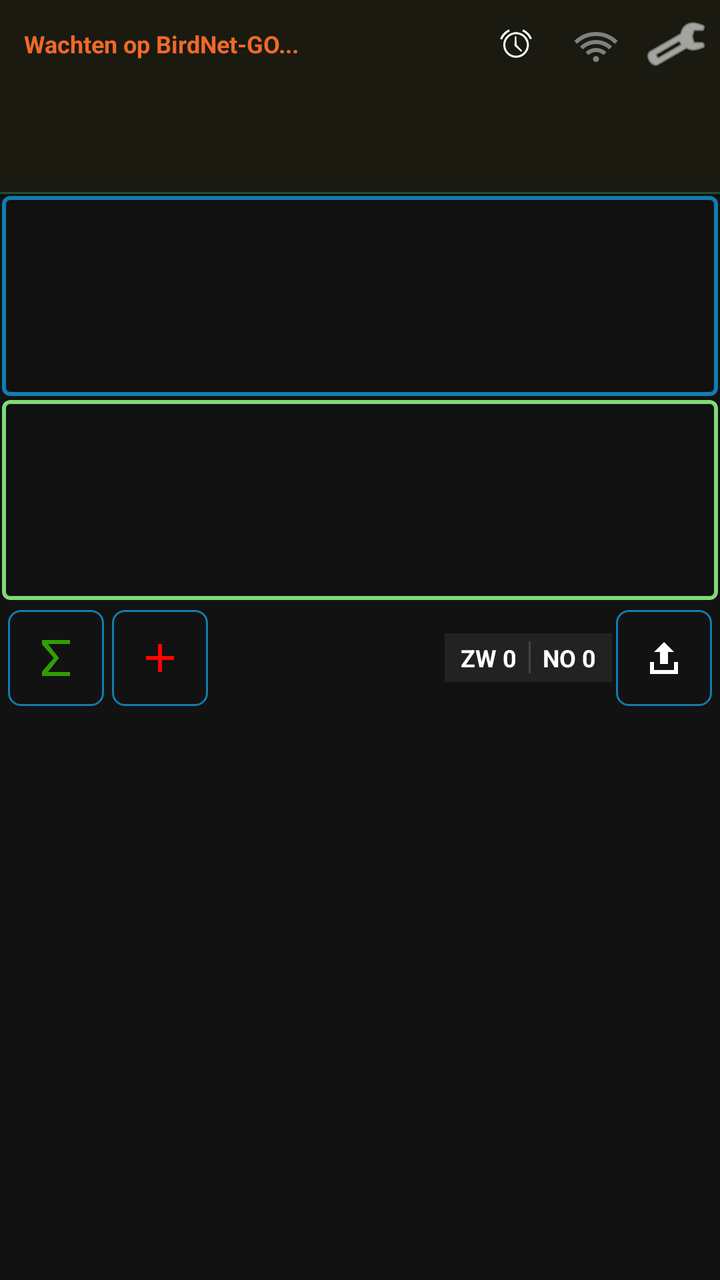
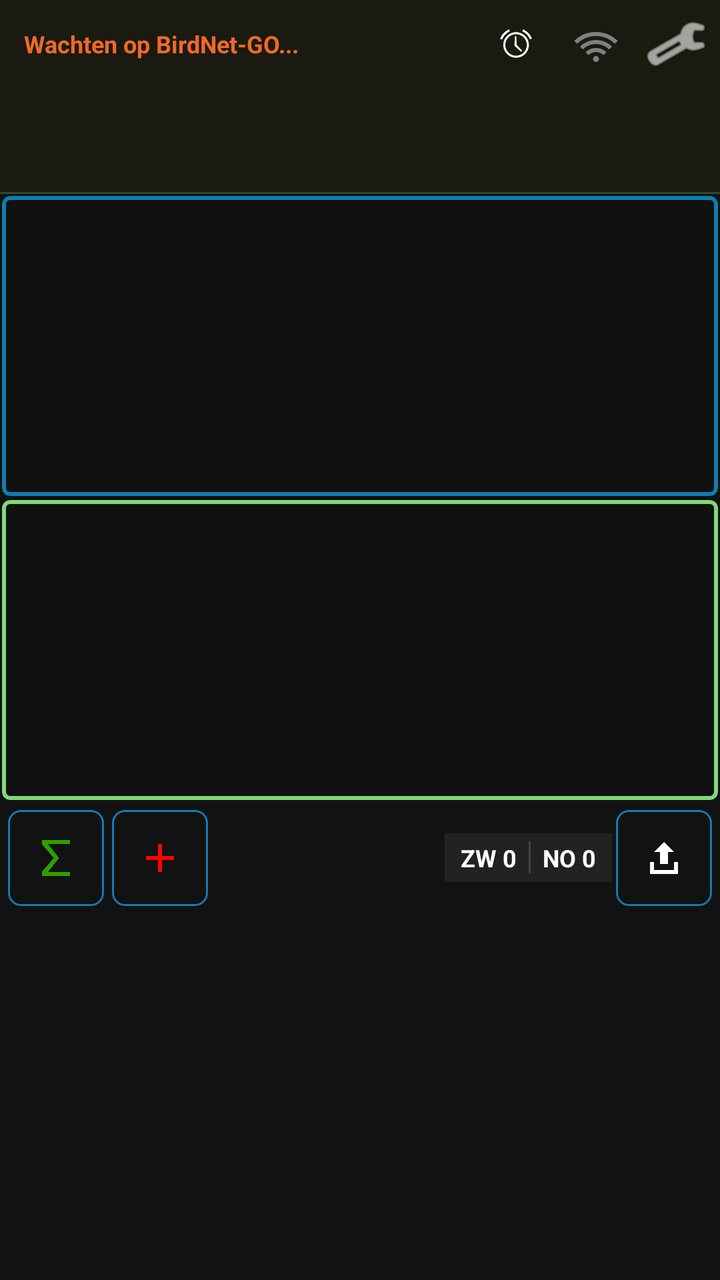

An Android layout rendered at two revisions. The XML below is the earlier revision; the diff shows what the commit changed to produce the second picture.
<!-- AndroidManifest.xml: application theme Theme.VT5.Dark -->
<!-- res/layout/scherm_telling.xml -->
<?xml version="1.0" encoding="utf-8"?>
<LinearLayout xmlns:android="http://schemas.android.com/apk/res/android"
    android:fitsSystemWindows="true"
    xmlns:app="http://schemas.android.com/apk/res-auto"
    android:id="@+id/root"
    android:layout_width="match_parent"
    android:layout_height="match_parent"
    android:background="@color/vt5_black"
    android:orientation="vertical">

    
    <LinearLayout
        android:id="@+id/birdnet_container"
        android:layout_width="match_parent"
        android:layout_height="wrap_content"
        android:background="#1A1A11"
        android:orientation="vertical"
        android:padding="4dp">

        <LinearLayout
            android:layout_width="match_parent"
            android:layout_height="wrap_content"
            android:gravity="center_vertical"
            android:orientation="horizontal">

            <TextView
                android:id="@+id/tvBirdNetPendingTicker"
                android:layout_width="0dp"
                android:layout_height="wrap_content"
                android:layout_weight="1"
                android:ellipsize="marquee"
                android:marqueeRepeatLimit="marquee_forever"
                android:paddingStart="8dp"
                android:singleLine="true"
                android:text="Wachten op BirdNet-GO..."
                android:textColor="@color/vt5_orange"
                android:textSize="12sp"
                android:textStyle="bold" />

            <ImageButton
                android:id="@+id/btnToggleAlarm"
                android:layout_width="36dp"
                android:layout_height="36dp"
                android:background="?attr/selectableItemBackgroundBorderless"
                android:src="@android:drawable/ic_lock_idle_alarm"
                app:tint="@android:color/white" />

            <ImageButton
                android:id="@+id/btnMasterClientConnection"
                android:layout_width="36dp"
                android:layout_height="36dp"
                android:layout_marginStart="4dp"
                android:background="?attr/selectableItemBackgroundBorderless"
                android:src="@drawable/ic_mc_wifi"
                app:tint="#808080" />

            <ImageButton
                android:id="@+id/btnShowMasterQr"
                android:layout_width="36dp"
                android:layout_height="36dp"
                android:layout_marginStart="4dp"
                android:background="?attr/selectableItemBackgroundBorderless"
                android:src="@drawable/ic_qr_code"
                android:visibility="gone"
                app:tint="#808080" />

            <ImageButton
                android:id="@+id/btnOpenSettings"
                android:layout_width="36dp"
                android:layout_height="36dp"
                android:layout_marginStart="4dp"
                android:background="?attr/selectableItemBackgroundBorderless"
                android:src="@android:drawable/ic_menu_preferences"
                app:tint="@android:color/white" />
        </LinearLayout>

        <TextView
            android:id="@+id/tvMasterClientStatus"
            android:layout_width="match_parent"
            android:layout_height="wrap_content"
            android:paddingStart="8dp"
            android:textColor="@color/vt5_on_surface"
            android:textSize="11sp"
            android:visibility="gone" />

        <FrameLayout
            android:id="@+id/birdnet_detection_frame"
            android:layout_width="match_parent"
            android:layout_height="50dp"
            android:layout_marginTop="2dp" />
    </LinearLayout>

    <View
        android:layout_width="match_parent"
        android:layout_height="1dp"
        android:alpha="0.3"
        android:background="@color/vt5_outline" />

    
    <LinearLayout
        android:layout_width="match_parent"
        android:layout_height="wrap_content"
        android:orientation="vertical">

        <com.google.android.material.card.MaterialCardView
            android:id="@+id/cardSpeechPartials"
            android:layout_width="match_parent"
            android:layout_height="100dp"
            android:layout_margin="1dp"
            app:cardCornerRadius="4dp"
            app:strokeColor="@color/vt5_light_blue"
            app:strokeWidth="2dp">

            <androidx.recyclerview.widget.RecyclerView
                android:id="@+id/recyclerViewSpeechPartials"
                android:layout_width="match_parent"
                android:layout_height="match_parent"
                android:background="#111111" />
        </com.google.android.material.card.MaterialCardView>

        <com.google.android.material.card.MaterialCardView
            android:id="@+id/cardSpeechFinals"
            android:layout_width="match_parent"
            android:layout_height="100dp"
            android:layout_margin="1dp"
            android:layout_weight="1.2"
            app:cardCornerRadius="4dp"
            app:strokeColor="@color/vt5_green"
            app:strokeWidth="2dp">

            <androidx.recyclerview.widget.RecyclerView
                android:id="@+id/recyclerViewSpeechFinals"
                android:layout_width="match_parent"
                android:layout_height="match_parent"
                android:background="#111111" />
        </com.google.android.material.card.MaterialCardView>
    </LinearLayout>

    
    <LinearLayout
        android:layout_width="match_parent"
        android:layout_height="wrap_content"
        android:gravity="center_vertical"
        android:orientation="horizontal"
        android:padding="2dp">

        <com.google.android.material.button.MaterialButton
            android:id="@+id/btnSaveClose"
            style="@style/Widget.VT5.Button.Outlined.IconOnly"
            android:layout_width="48dp"
            android:layout_height="48dp"
            android:layout_margin="2dp"
            app:icon="@drawable/ic_action_sum"
            app:iconTint="@null" />

        <com.google.android.material.button.MaterialButton
            android:id="@+id/btnAddSoorten"
            style="@style/Widget.VT5.Button.Outlined.IconOnly"
            android:layout_width="48dp"
            android:layout_height="48dp"
            android:layout_margin="2dp"
            app:icon="@drawable/ic_action_add"
            app:iconTint="@null" />

        <ImageButton
            android:id="@+id/btnBirdNet"
            android:layout_width="48dp"
            android:layout_height="48dp"
            android:layout_margin="2dp"
            android:background="?attr/selectableItemBackgroundBorderless"
            android:src="@drawable/ic_birdnet_go"
            android:visibility="gone"
            app:tint="@android:color/white" />

        <Space
            android:layout_width="0dp"
            android:layout_height="1dp"
            android:layout_weight="1" />

        
        <LinearLayout
            android:id="@+id/dailyTotalsContainer"
            android:layout_width="wrap_content"
            android:layout_height="wrap_content"
            android:background="#222222"
            android:gravity="center_vertical"
            android:orientation="horizontal"
            android:paddingHorizontal="8dp"
            android:paddingVertical="4dp">

            <TextView
                android:id="@+id/tvDailyMainTotal"
                android:layout_width="wrap_content"
                android:layout_height="wrap_content"
                android:text="ZW 0"
                android:textColor="@android:color/white"
                android:textSize="12sp"
                android:textStyle="bold" />

            <View
                android:layout_width="1dp"
                android:layout_height="16dp"
                android:layout_marginHorizontal="6dp"
                android:background="#444444" />

            <TextView
                android:id="@+id/tvDailyReturnTotal"
                android:layout_width="wrap_content"
                android:layout_height="wrap_content"
                android:text="NO 0"
                android:textColor="@android:color/white"
                android:textSize="12sp"
                android:textStyle="bold" />
        </LinearLayout>

        <com.google.android.material.button.MaterialButton
            android:id="@+id/btnAfronden"
            style="@style/Widget.VT5.Button.Outlined.IconOnly"
            android:layout_width="48dp"
            android:layout_height="48dp"
            android:layout_margin="2dp"
            app:icon="@drawable/ic_action_upload"
            app:iconTint="@null" />
    </LinearLayout>

    
    <androidx.recyclerview.widget.RecyclerView
        android:id="@+id/recyclerViewSpecies"
        android:layout_width="match_parent"
        android:layout_height="0dp"
        android:layout_weight="1" />

</LinearLayout>
<!-- resources referenced by this layout -->
<resources>
  <color name="vt5_black">#121212</color>
  <color name="vt5_green">#80D97A</color>
  <color name="vt5_light_blue">#117CAF</color>
  <color name="vt5_on_surface">@color/popup_bg_wit</color>
  <color name="vt5_orange">#EF6929</color>
  <color name="vt5_outline">#3DDC84</color>
  <!-- drawable ic_action_add (drawable) -->
  <?xml version="1.0" encoding="utf-8"?>
  <vector xmlns:android="http://schemas.android.com/apk/res/android"
      android:width="24dp"
      android:height="24dp"
      android:viewportWidth="24"
      android:viewportHeight="24">
      <path
          android:fillColor="#FF0303"
          android:pathData="M19,11H13V5H11V11H5V13H11V19H13V13H19V11Z" />
  </vector>
  <!-- drawable ic_action_sum (drawable) -->
  <?xml version="1.0" encoding="utf-8"?>
  <vector xmlns:android="http://schemas.android.com/apk/res/android"
      android:width="24dp"
      android:height="24dp"
      android:viewportWidth="24"
      android:viewportHeight="24">
      <path
          android:fillColor="#2FA001"
          android:pathData="M19,5H8L13.5,12L8,19H19V21H5V18.8L10.9,12L5,5.2V3H19V5Z" />
  </vector>
  <!-- drawable ic_action_upload (drawable) -->
  <?xml version="1.0" encoding="utf-8"?>
  <vector xmlns:android="http://schemas.android.com/apk/res/android"
      android:width="24dp"
      android:height="24dp"
      android:viewportWidth="24"
      android:viewportHeight="24">
      <path
          android:fillColor="#FFFFFFFF"
          android:pathData="M5,20H19V14H17V18H7V14H5V20ZM12,4L7,9H10V15H14V9H17L12,4Z" />
  </vector>
  <style name="Widget.VT5.Button.Outlined.IconOnly" parent="Widget.VT5.Button.Outlined">
          <item name="android:gravity">center</item>
          <item name="android:padding">0dp</item>
          <item name="android:minWidth">0dp</item>
          <item name="android:minHeight">0dp</item>
          <item name="iconPadding">0dp</item>
          <item name="iconGravity">textStart</item>
          <item name="iconSize">24dp</item>
      </style>
  <color name="popup_bg_wit">#FFFFFFFF</color>
  <color name="vt5_white">#FFFFFF</color>
  <style name="ThemeOverlay.VT5.MaterialAlertDialog" parent="ThemeOverlay.Material3.MaterialAlertDialog">
          <item name="buttonBarPositiveButtonStyle">@style/Widget.VT5.AlertDialog.Button</item>
          <item name="buttonBarNegativeButtonStyle">@style/Widget.VT5.AlertDialog.Button</item>
          <item name="buttonBarNeutralButtonStyle">@style/Widget.VT5.AlertDialog.Button</item>
      </style>
  <!-- drawable vt5_btn_selector (drawable) -->
  <?xml version="1.0" encoding="utf-8"?>
  <selector xmlns:android="http://schemas.android.com/apk/res/android">
  
      
      <item android:state_checked="true" android:drawable="@drawable/vt5_btn_checked" />
  
      
      <item android:state_pressed="true" android:drawable="@drawable/vt5_btn_pressed" />
  
      
      <item android:drawable="@drawable/vt5_btn_unchecked" />
  </selector>
  <dimen name="vt5_btn_stroke">1dp</dimen>
  <dimen name="vt5_btn_corner">6dp</dimen>
  <color name="vt5_light_gray">#5D748C</color>
  <style name="Widget.VT5.AlertDialog.Button" parent="Widget.Material3.Button.TextButton.Dialog">
          <item name="android:textColor">@color/vt5_white</item>
      </style>
  <!-- drawable vt5_btn_checked (drawable) -->
  <?xml version="1.0" encoding="utf-8"?>
  <shape xmlns:android="http://schemas.android.com/apk/res/android" android:shape="rectangle">
      
      <solid android:color="@color/vt5_light_blue" />
      
      <corners android:radius="@dimen/vt5_btn_corner" />
      
      <padding android:left="8dp" android:top="6dp" android:right="8dp" android:bottom="6dp" />
  </shape>
  <!-- drawable vt5_btn_pressed (drawable) -->
  <?xml version="1.0" encoding="utf-8"?>
  <shape xmlns:android="http://schemas.android.com/apk/res/android" android:shape="rectangle">
      
      <solid android:color="@color/vt5_light_blue" />
      <corners android:radius="@dimen/vt5_btn_corner" />
      <padding android:left="8dp" android:top="6dp" android:right="8dp" android:bottom="6dp" />
  </shape>
  <!-- unchanged entries left out for length: 7 -->
</resources>

<!-- the commit's change to res/layout/scherm_telling.xml (unified diff, before → after) -->
@@ -105,7 +105,7 @@
         <com.google.android.material.card.MaterialCardView
             android:id="@+id/cardSpeechPartials"
             android:layout_width="match_parent"
-            android:layout_height="100dp"
+            android:layout_height="150dp"
             android:layout_margin="1dp"
             app:cardCornerRadius="4dp"
             app:strokeColor="@color/vt5_light_blue"
@@ -121,7 +121,7 @@
         <com.google.android.material.card.MaterialCardView
             android:id="@+id/cardSpeechFinals"
             android:layout_width="match_parent"
-            android:layout_height="100dp"
+            android:layout_height="150dp"
             android:layout_margin="1dp"
             android:layout_weight="1.2"
             app:cardCornerRadius="4dp"
